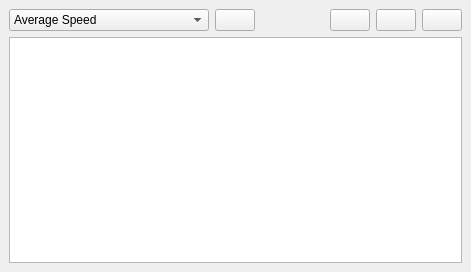
Qt form DCGUI/Windows/GraphVis.ui (DanielZorin/DataCenters) before a commit.
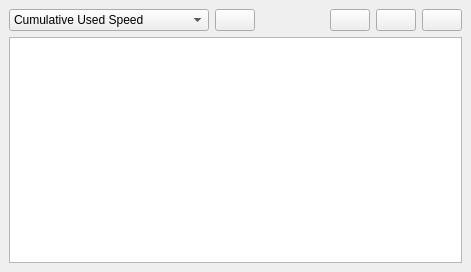
The same form after that commit. Icons and pictures are not drawn.

```diff
--- a/DCGUI/Windows/GraphVis.ui
+++ b/DCGUI/Windows/GraphVis.ui
@@ -44,7 +44,7 @@
         </property>
         <item>
          <property name="text">
-          <string>Average Speed</string>
+          <string>Cumulative Used Speed</string>
          </property>
         </item>
         <item>
```
Left out of the diff: 4 changed lines with no effect on the pictures.
